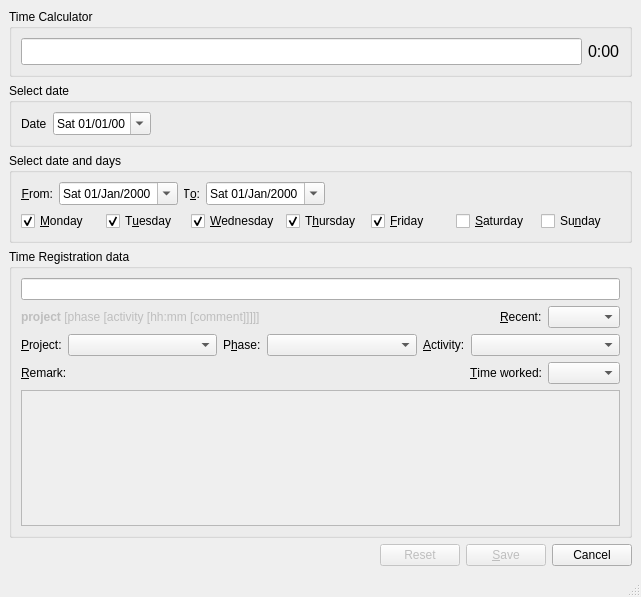
develer-staff/pyuac, file src/pyuac_edit.ui: the form before one commit.
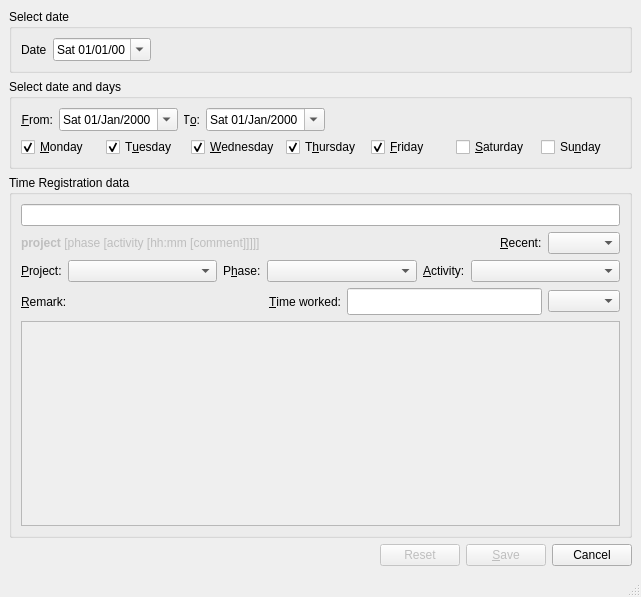
The form after the commit. Icons and pictures are not drawn.

Commit message: Ridisegno dell'interfaccia grafica e collegamento del timecalculator con la smartquery, in modo che il tempo calcolato viene automaticamente inserito nella smartquery.

```diff
--- a/src/pyuac_edit.ui
+++ b/src/pyuac_edit.ui
@@ -33,55 +33,6 @@
     <property name="margin" >
      <number>9</number>
     </property>
-    <item>
-     <widget class="QGroupBox" name="TimeCalculator" >
-      <property name="sizePolicy" >
-       <sizepolicy vsizetype="Expanding" hsizetype="Preferred" >
-        <horstretch>0</horstretch>
-        <verstretch>0</verstretch>
-       </sizepolicy>
-      </property>
-      <property name="title" >
-       <string>Time Calculator</string>
-      </property>
-      <layout class="QVBoxLayout" name="verticalLayout_2" >
-       <item>
-        <layout class="QHBoxLayout" name="HBLayout" >
-         <property name="spacing" >
-          <number>6</number>
-         </property>
-         <property name="margin" >
-          <number>0</number>
-         </property>
-         <item>
-          <widget class="QLineEdit" name="smartTimeEdit" >
-           <property name="font" >
-            <font>
-             <pointsize>12</pointsize>
-            </font>
-           </property>
-           <property name="text" >
-            <string/>
-           </property>
-          </widget>
-         </item>
-         <item>
-          <widget class="QLabel" name="timeSumLabel" >
-           <property name="font" >
-            <font>
-             <pointsize>12</pointsize>
-            </font>
-           </property>
-           <property name="text" >
-            <string>0:00</string>
-           </property>
-          </widget>
-         </item>
-        </layout>
-       </item>
-      </layout>
-     </widget>
-    </item>
     <item>
      <widget class="QGroupBox" name="dateGroupBox" >
       <property name="title" >
@@ -466,6 +417,18 @@
            </property>
           </widget>
          </item>
+         <item>
+          <widget class="QLineEdit" name="smartTimeEdit" >
+           <property name="font" >
+            <font>
+             <pointsize>12</pointsize>
+            </font>
+           </property>
+           <property name="text" >
+            <string/>
+           </property>
+          </widget>
+         </item>
          <item>
           <widget class="QComboBox" name="comboTimeWorked" />
          </item>
```
Left out of the diff: 3 changed lines with no effect on the pictures. The commit also changes 1 other file.
